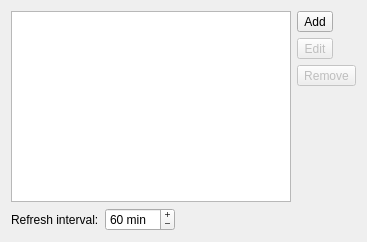
First picture: the form in src/plugins/locator/settingspage.ui, repository qt-creator/qt-creator, before the edit.
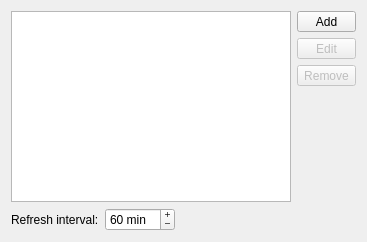
Second picture: the form after the edit. Icons and pictures are not drawn.

What changed in the file:
```diff
--- a/src/plugins/locator/settingspage.ui
+++ b/src/plugins/locator/settingspage.ui
@@ -25,6 +25,12 @@
     <layout class="QVBoxLayout">
      <item>
       <widget class="QToolButton" name="addButton">
+       <property name="sizePolicy">
+        <sizepolicy hsizetype="Preferred" vsizetype="Preferred">
+         <horstretch>0</horstretch>
+         <verstretch>0</verstretch>
+        </sizepolicy>
+       </property>
        <property name="text">
         <string>Add</string>
        </property>
@@ -39,6 +45,12 @@
        <property name="enabled">
         <bool>false</bool>
        </property>
+       <property name="sizePolicy">
+        <sizepolicy hsizetype="Preferred" vsizetype="Preferred">
+         <horstretch>0</horstretch>
+         <verstretch>0</verstretch>
+        </sizepolicy>
+       </property>
        <property name="text">
         <string>Edit</string>
        </property>
```
Left out of the diff: 6 changed lines with no effect on the pictures.
